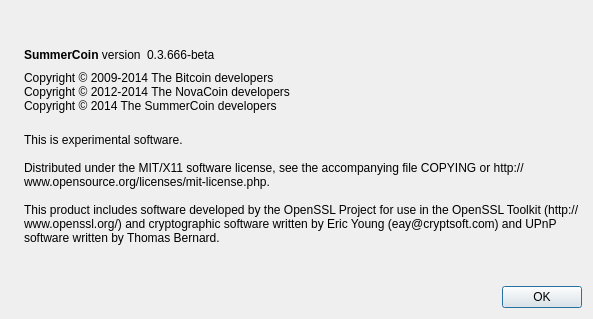
Above: src/qt/forms/aboutdialog.ui from Golcoin/SUMC before the change. Below: the same form after it.
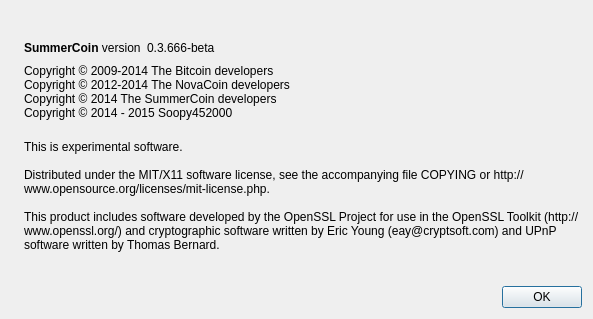
That is the form after the change. Icons and pictures are not drawn.

Patch:
```diff
--- a/src/qt/forms/aboutdialog.ui
+++ b/src/qt/forms/aboutdialog.ui
@@ -93,7 +93,8 @@
        <property name="text">
         <string>Copyright © 2009-2014 The Bitcoin developers
 Copyright © 2012-2014 The NovaCoin developers
-Copyright © 2014 The SummerCoin developers</string>
+Copyright © 2014 The SummerCoin developers
+Copyright © 2014 - 2015 Soopy452000</string>
        </property>
        <property name="textInteractionFlags">
         <set>Qt::LinksAccessibleByMouse|Qt::TextSelectableByKeyboard|Qt::TextSelectableByMouse</set>
```
